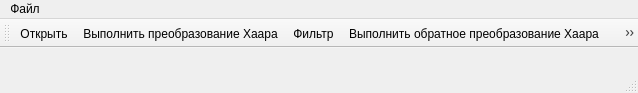
This is mainwindow.ui in slaav1k/transformWaveletHaarImage as Qt 5 draws it before an edit. The edited form follows.
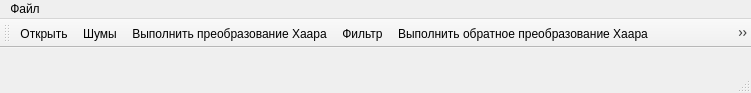
This is the edited form.

The edit to the form file:
```diff
--- a/mainwindow.ui
+++ b/mainwindow.ui
@@ -6,7 +6,7 @@
    <rect>
     <x>0</x>
     <y>0</y>
-    <width>638</width>
+    <width>751</width>
     <height>93</height>
    </rect>
   </property>
@@ -19,7 +19,7 @@
     <rect>
      <x>0</x>
      <y>0</y>
-     <width>638</width>
+     <width>751</width>
      <height>21</height>
     </rect>
    </property>
@@ -43,6 +43,7 @@
     <bool>false</bool>
    </attribute>
    <addaction name="actionOpen"/>
+   <addaction name="action_2"/>
    <addaction name="actionDo"/>
    <addaction name="actionDo3"/>
    <addaction name="actionDo2"/>
@@ -79,6 +80,11 @@
     <string>Сохранить как...</string>
    </property>
   </action>
+  <action name="action_2">
+   <property name="text">
+    <string>Шумы</string>
+   </property>
+  </action>
  </widget>
  <layoutdefault spacing="6" margin="11"/>
  <resources/>
```
Left out of the diff: 1 changed line with no effect on the pictures.
